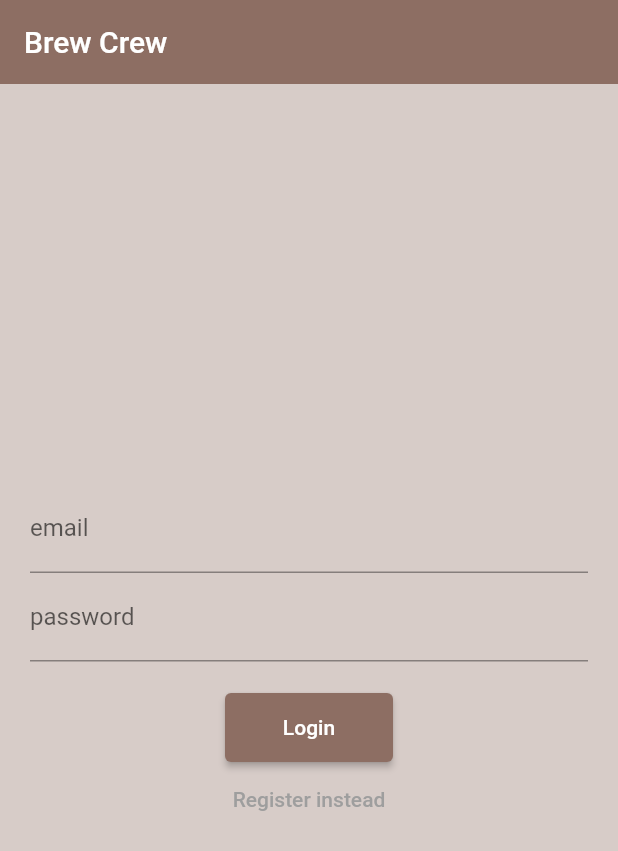
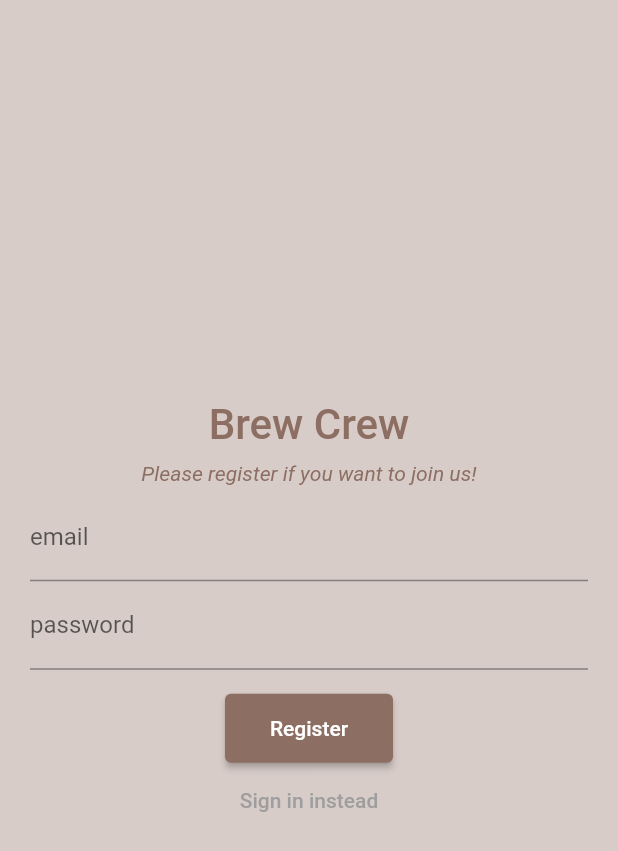
Before and after one commit to ardiantohendy/loginappwithfirebase, a Flutter app: the screen it shows after launch, on a phone screen of 412 x 824 dp. Shown: the top 851 px of the screen. Run offline on Flutter 3.47's test engine with Material 2 defaults, Android fonts, the phone set to English and light mode, and no system bars; our stand-ins replace firebase_auth, firebase_core, quickalert; accounts and stored records are empty.

Commit message:
new commit

```diff
--- a/lib/pages/home_page.dart
+++ b/lib/pages/home_page.dart
@@ -1,7 +1,7 @@
 import 'package:flutter/material.dart';
 import 'package:firebase_auth/firebase_auth.dart';
 import 'package:new_user_login/auth.dart';
-import 'package:new_user_login/pages/login_register_page.dart';
+import 'package:new_user_login/pages/login_page.dart';
 import 'package:quickalert/quickalert.dart';
 
 class HomePage extends StatefulWidget {
--- a/lib/pages/login_register_page.dart
+++ b/lib/pages/register_page.dart
@@ -1,41 +1,21 @@
 import 'package:flutter/material.dart';
+import 'package:quickalert/quickalert.dart';
 import 'package:firebase_auth/firebase_auth.dart';
-import 'package:new_user_login/auth.dart';
-import 'package:new_user_login/pages/home_page.dart';
-import 'package:quickalert/quickalert.dart';
 
-class LoginPage extends StatefulWidget {
-  const LoginPage({super.key});
+import '../auth.dart';
+
+class RegisterPage extends StatefulWidget {
+  const RegisterPage({super.key});
 
   @override
-  State<LoginPage> createState() => _LoginPageState();
+  State<RegisterPage> createState() => _RegisterPageState();
 }
 
-class _LoginPageState extends State<LoginPage> {
+class _RegisterPageState extends State<RegisterPage> {
   String? errorMessage = "";
-  bool isLogin = true;
-  bool isVerified = false;
 
   final TextEditingController _controllerEmail = TextEditingController();
   final TextEditingController _controllerPassword = TextEditingController();
-
-  Future<void> signInWithEmailAndPassword() async {
-    try {
-      await Auth().signInWithEmailAndPassword(
-        email: _controllerEmail.text,
-        password: _controllerPassword.text,
-      );
-      if (Auth().currentUser!.emailVerified == false) {
-        _sendVerifyWarningAlert();
-        Auth().sendEmailVerify();
-      }
-    } on FirebaseAuthException catch (e) {
-      setState(() {
-        errorMessage = e.message;
-      });
-      _errorMessage();
-    }
-  }
 
   Future<void> createUserWithEmailAndPassword() async {
     try {
@@ -92,15 +72,6 @@ class _LoginPageState extends State<LoginPage> {
     );
   }
 
-  _sendVerifyWarningAlert() {
-    QuickAlert.show(
-      context: context,
-      type: QuickAlertType.warning,
-      text:
-          'Your email have not verified yet!, check your email, we just send your new verification',
-    );
-  }
-
   _errorMessage() {
     return errorMessage == ''
         ? ''
@@ -114,19 +85,15 @@ class _LoginPageState extends State<LoginPage> {
   Widget _submitButton() {
     return ElevatedButton(
       onPressed: () {
-        if (isLogin) {
-          signInWithEmailAndPassword();
-        } else {
-          createUserWithEmailAndPassword();
-        }
+        createUserWithEmailAndPassword();
       },
       style: ElevatedButton.styleFrom(backgroundColor: Colors.brown[400]),
       child: Container(
         width: 80,
         padding: const EdgeInsets.only(top: 15, bottom: 15),
-        child: Text(
-          isLogin ? 'Login' : 'Register',
-          style: const TextStyle(color: Colors.white),
+        child: const Text(
+          'Register',
+          style: TextStyle(color: Colors.white),
           textAlign: TextAlign.center,
         ),
       ),
@@ -135,18 +102,35 @@ class _LoginPageState extends State<LoginPage> {
 
   Widget _loginOrRegisterButton() {
     return TextButton(
-      onPressed: () {
-        setState(() {
-          isLogin = !isLogin;
-        });
-      },
-      child: Text(isLogin ? 'Register instead' : 'Login instead'),
+      onPressed: () {},
+      child: const Text('Sign in instead'),
     );
   }
 
-  Widget _sizedBox() {
-    return const SizedBox(
-      height: 20,
+  Widget _sizedBox(height) {
+    return SizedBox(
+      height: height,
+    );
+  }
+
+  Widget _titleForLogin() {
+    return Text(
+      "Brew Crew",
+      style: TextStyle(
+        fontSize: 28,
+        color: Colors.brown[400],
+        fontWeight: FontWeight.w500,
+      ),
+    );
+  }
+
+  Widget _textTitle() {
+    return Text(
+      "Please register if you want to join us!",
+      style: TextStyle(
+        fontStyle: FontStyle.italic,
+        color: Colors.brown[400],
+      ),
     );
   }
 
@@ -154,11 +138,6 @@ class _LoginPageState extends State<LoginPage> {
   Widget build(BuildContext context) {
     return Scaffold(
       backgroundColor: Colors.brown[100],
-      appBar: AppBar(
-        backgroundColor: Colors.brown[400],
-        elevation: 0.0,
-        title: _title(),
-      ),
       body: Container(
         height: double.infinity,
         width: double.infinity,
@@ -167,14 +146,19 @@ class _LoginPageState extends State<LoginPage> {
           crossAxisAlignment: CrossAxisAlignment.center,
           mainAxisAlignment: MainAxisAlignment.center,
           children: [
+            _titleForLogin(),
+            _sizedBox(8.0),
+            _textTitle(),
+            _sizedBox(5.0),
             _entryField('email', _controllerEmail),
             _entryFieldPassword("password", _controllerPassword),
-            _sizedBox(),
+            _sizedBox(15.0),
             _submitButton(),
             _loginOrRegisterButton(),
           ],
         ),
       ),
     );
+    ;
   }
 }
--- a/lib/widget_tree.dart
+++ b/lib/widget_tree.dart
@@ -1,7 +1,8 @@
 import 'package:flutter/material.dart';
 import 'package:new_user_login/auth.dart';
 import 'package:new_user_login/pages/home_page.dart';
-import 'package:new_user_login/pages/login_register_page.dart';
+import 'package:new_user_login/pages/login_page.dart';
+import 'package:new_user_login/pages/register_page.dart';
 
 class WidgetTree extends StatefulWidget {
   const WidgetTree({super.key});
@@ -19,7 +20,7 @@ class _WidgetTreeState extends State<WidgetTree> {
         if (snapshot.hasData && snapshot.data!.emailVerified) {
           return HomePage();
         } else {
-          return const LoginPage();
+          return const RegisterPage();
         }
       },
     );
```
Also changed, not shown: lib/pages/login_page.dart (added, +191 -0 lines).
